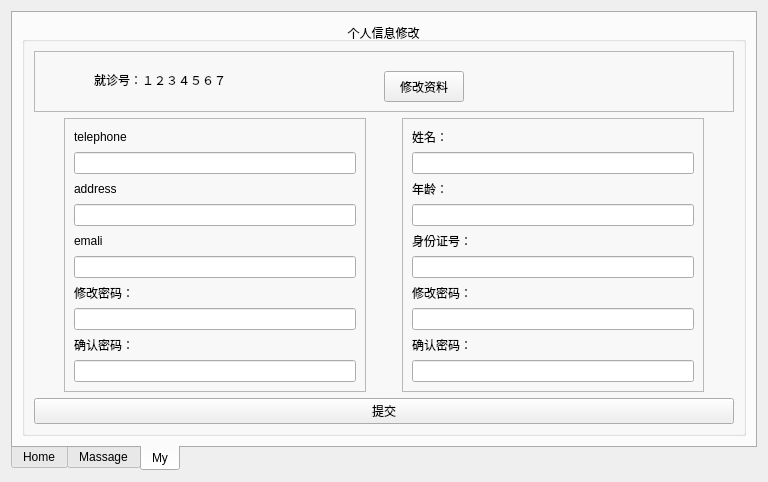
The window that homepage.ui (CFNeko/bit) describes before a commit, drawn with Qt 5.
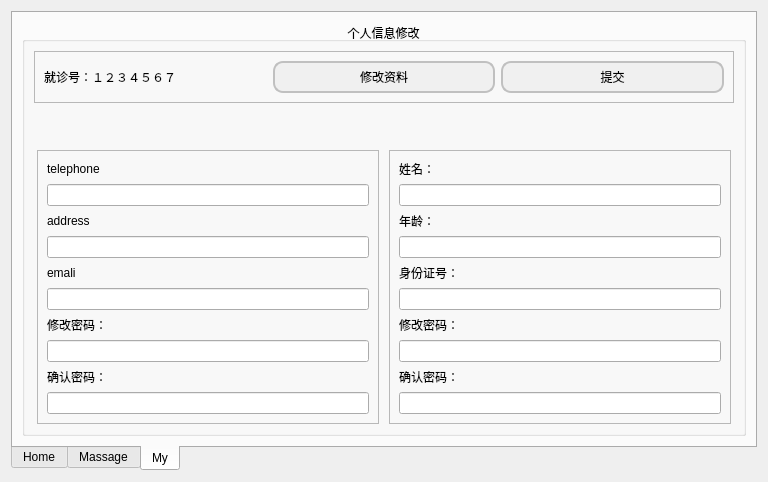
The same window after the commit. The open tabs and pages were chosen to show the change. Icons and pictures are not drawn.

The edit to the form file:
```diff
--- a/homepage.ui
+++ b/homepage.ui
@@ -157,7 +157,7 @@
        <string>My</string>
       </attribute>
       <layout class="QGridLayout" name="gridLayout">
-       <item row="0" column="0">
+       <item row="1" column="0">
         <widget class="QGroupBox" name="groupBox">
          <property name="title">
           <string>个人信息修改</string>
@@ -165,7 +165,7 @@
          <property name="alignment">
           <set>Qt::AlignCenter</set>
          </property>
-         <layout class="QVBoxLayout" name="verticalLayout_2" stretch="2,2,2">
+         <layout class="QVBoxLayout" name="verticalLayout_2">
           <item>
            <widget class="QFrame" name="frame_4">
             <property name="frameShape">
@@ -174,52 +174,68 @@
             <property name="frameShadow">
              <enum>QFrame::Raised</enum>
             </property>
-            <widget class="QLabel" name="label_17">
-             <property name="geometry">
-              <rect>
-               <x>60</x>
-               <y>20</y>
-               <width>171</width>
-               <height>17</height>
-              </rect>
-             </property>
-             <property name="text">
-              <string>就诊号：１２３４５６７</string>
-             </property>
-            </widget>
-            <widget class="QLabel" name="label_18">
-             <property name="geometry">
-              <rect>
-               <x>6</x>
-               <y>6</y>
-               <width>41</width>
-               <height>41</height>
-              </rect>
-             </property>
-             <property name="text">
-              <string/>
-             </property>
-             <property name="pixmap">
-              <pixmap resource="resources.qrc">:/resource111/logo.jpg</pixmap>
-             </property>
-            </widget>
-            <widget class="QPushButton" name="pushButton_7">
-             <property name="geometry">
-              <rect>
-               <x>350</x>
-               <y>20</y>
-               <width>80</width>
-               <height>31</height>
-              </rect>
-             </property>
-             <property name="text">
-              <string>修改资料</string>
-             </property>
-            </widget>
+            <layout class="QHBoxLayout" name="horizontalLayout_2">
+             <item>
+              <widget class="QLabel" name="label_17">
+               <property name="text">
+                <string>就诊号：１２３４５６７</string>
+               </property>
+              </widget>
+             </item>
+             <item>
+              <widget class="QPushButton" name="pushButton_7">
+               <property name="maximumSize">
+                <size>
+                 <width>224</width>
+                 <height>37</height>
+                </size>
+               </property>
+               <property name="styleSheet">
+                <string notr="true">border-radius: 10px;
+background-color: #F0F0F0;
+                        border: 2px solid #C0C0C0;
+                        padding: 5px;
+                        
+</string>
+               </property>
+               <property name="text">
+                <string>修改资料</string>
+               </property>
+              </widget>
+             </item>
+             <item>
+              <widget class="QPushButton" name="pushButton_8">
+               <property name="styleSheet">
+                <string notr="true">border-radius: 10px;
+background-color: #F0F0F0;
+                        border: 2px solid #C0C0C0;
+                        padding: 5px;
+                        
+</string>
+               </property>
+               <property name="text">
+                <string>提交</string>
+               </property>
+              </widget>
+             </item>
+            </layout>
            </widget>
           </item>
           <item>
-           <layout class="QHBoxLayout" name="horizontalLayout_3" stretch="1,10,1,10,1">
+           <spacer name="verticalSpacer">
+            <property name="orientation">
+             <enum>Qt::Vertical</enum>
+            </property>
+            <property name="sizeHint" stdset="0">
+             <size>
+              <width>20</width>
+              <height>40</height>
+             </size>
+            </property>
+           </spacer>
+          </item>
+          <item>
+           <layout class="QHBoxLayout" name="horizontalLayout_3" stretch="1,100,1,100,1">
             <item>
              <spacer name="horizontalSpacer_4">
               <property name="orientation">
@@ -385,13 +401,6 @@
             </item>
            </layout>
           </item>
-          <item>
-           <widget class="QPushButton" name="pushButton_8">
-            <property name="text">
-             <string>提交</string>
-            </property>
-           </widget>
-          </item>
          </layout>
         </widget>
        </item>
```
Left out of the diff: 25 changed lines with no effect on the pictures.
